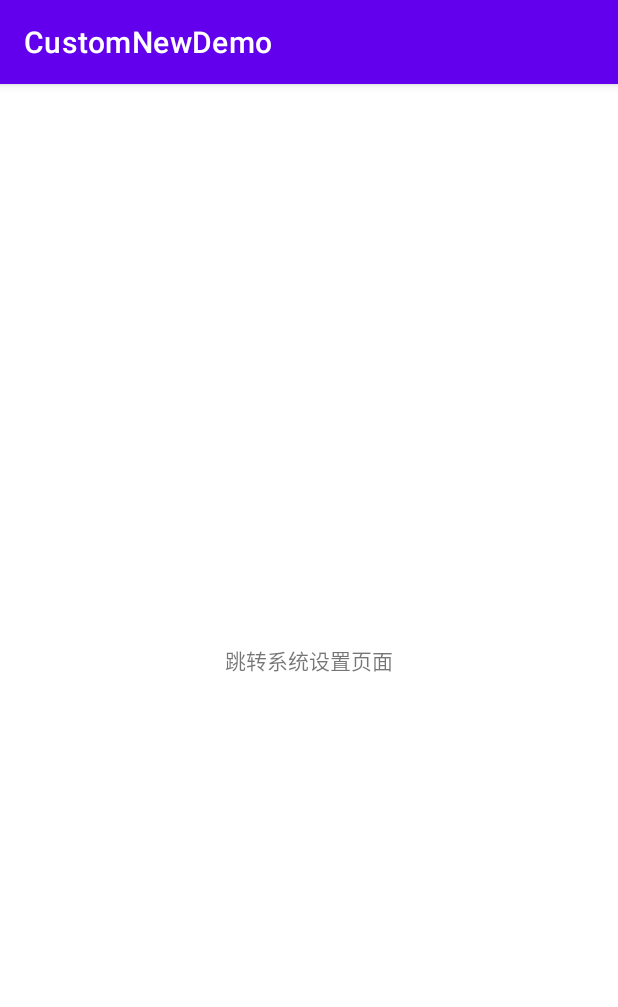
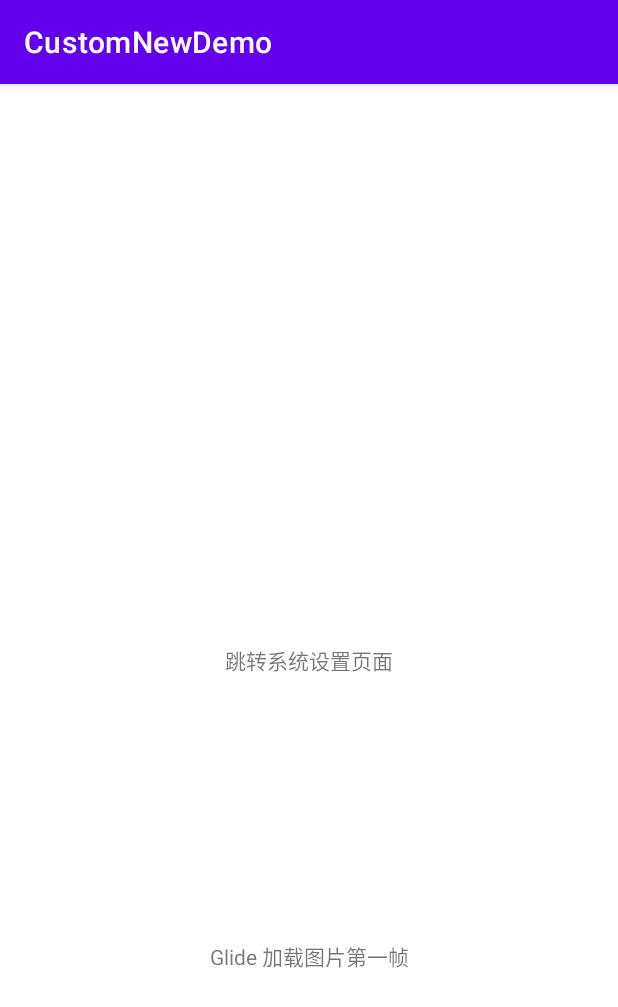
Before and after one commit to Storm-sev/StormWidgetDemo, an Android app: the PermissionInfoActivity screen opened directly, with no data from a screen before it, on a phone screen of 412 x 824 dp. Shown: the top 1007 px of the screen. Run offline under Robolectric (Android 15) with nearby library versions, the phone set to English and light mode, and no system bars; pictures from the network do not load.

Commit message:
feat. Glide 加载图片第一帧 style. 优化mainlayout的布局结构

```diff
--- a/app/build.gradle
+++ b/app/build.gradle
@@ -90,5 +90,9 @@ dependencies {
 //     permission
     implementation 'com.github.tbruyelle:rxpermissions:0.12'
 
+    // Glide 图片加载
+    implementation 'com.github.bumptech.glide:glide:4.12.0'
+    annotationProcessor 'com.github.bumptech.glide:compiler:4.12.0'
+
 
 }
--- a/app/src/main/res/layout/activity_permission_info.xml
+++ b/app/src/main/res/layout/activity_permission_info.xml
@@ -7,15 +7,35 @@
     tools:context=".act.PermissionInfoActivity">
 
 
-
     <TextView
         android:id="@+id/tv_start_system"
         android:layout_width="wrap_content"
         android:layout_height="wrap_content"
-        app:layout_constraintTop_toTopOf="parent"
+        android:text="跳转系统设置页面"
+        app:layout_constraintBottom_toBottomOf="parent"
+        app:layout_constraintEnd_toEndOf="parent"
         app:layout_constraintStart_toStartOf="parent"
+        app:layout_constraintTop_toTopOf="parent" />
+
+
+    <TextView
+        android:id="@+id/tv_load_video"
+        android:layout_width="wrap_content"
+        android:layout_height="wrap_content"
+        android:text="Glide 加载图片第一帧"
+        app:layout_constraintBottom_toBottomOf="parent"
         app:layout_constraintEnd_toEndOf="parent"
-        app:layout_constraintBottom_toBottomOf="parent"
-        android:text="跳转系统设置页面"/>
+        app:layout_constraintStart_toStartOf="parent"
+        app:layout_constraintTop_toBottomOf="@id/tv_start_system" />
+
+
+    <ImageView
+        android:id="@+id/iv_video_first"
+        android:layout_width="300dp"
+        android:layout_height="400dp"
+        app:layout_constraintEnd_toEndOf="parent"
+        app:layout_constraintStart_toStartOf="parent"
+        app:layout_constraintTop_toTopOf="parent" />
+
 
 </androidx.constraintlayout.widget.ConstraintLayout>
```
Also changed, not shown: app/src/main/java/com/example/customnewdemo/act/PermissionInfoActivity.kt (+22 -0 lines), app/src/main/res/layout/activity_main.xml (+40 -7 lines).
